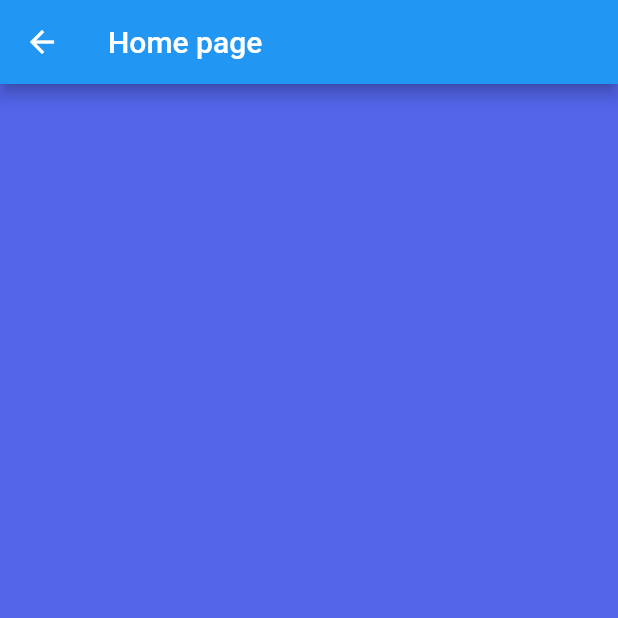
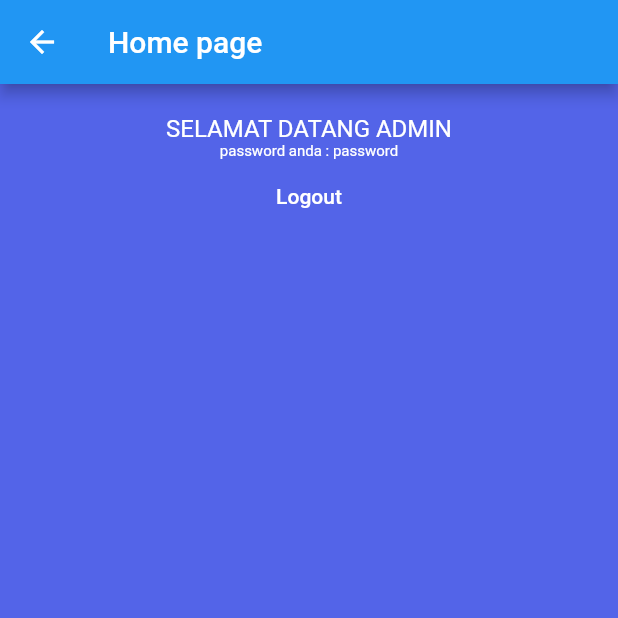
Before and after one commit to mamunisme/login_week2, a Flutter app: the Homepage screen opened by its route, on a phone screen of 412 x 824 dp, the top half of it. Run offline on Flutter 3.47's test engine with Material 2 defaults, Android fonts, the phone set to English and light mode, and no system bars.

Commit message:
edit login

```diff
--- a/lib/screens/home_view.dart
+++ b/lib/screens/home_view.dart
@@ -15,7 +15,29 @@ class Homepage extends StatelessWidget {
             Center(
               child: Column(
                 children: <Widget>[
-
+                  Text(
+                    "SELAMAT DATANG ADMIN",
+                  style: TextStyle(
+                  color: Colors.white,
+                  fontSize: 16.0,
+               ),
+              ),
+              Text(
+                    "password anda : password",
+                  style: TextStyle(
+                  color: Colors.white,
+                  fontSize: 10.0,
+               ),
+              ),
+              FlatButton(
+          child: Text(
+            'Logout',
+            style: TextStyle(color: Colors.white),
+          ),
+          onPressed: () {
+            Navigator.pushNamed(context, '/');
+          },
+        ),
                 ],
               ),
             ),
--- a/lib/screens/login_view.dart
+++ b/lib/screens/login_view.dart
@@ -153,7 +153,7 @@ Widget _titleDescription() {
           onPressed: () {
             setState(() {
               username = usernameController.text;
-              password = usernameController.text;
+              password = passwordController.text;
             });
             if (username == userAsli && password == pass){
             Navigator.pushNamed(context, '/home');
@@ -180,6 +180,9 @@ Widget _titleDescription() {
             Navigator.pushNamed(context, '/register');
           },
         ),
+        SizedBox(height : 16.0,),
+        Text(username),
+        Text(password),
       ],
     );
   }
```
